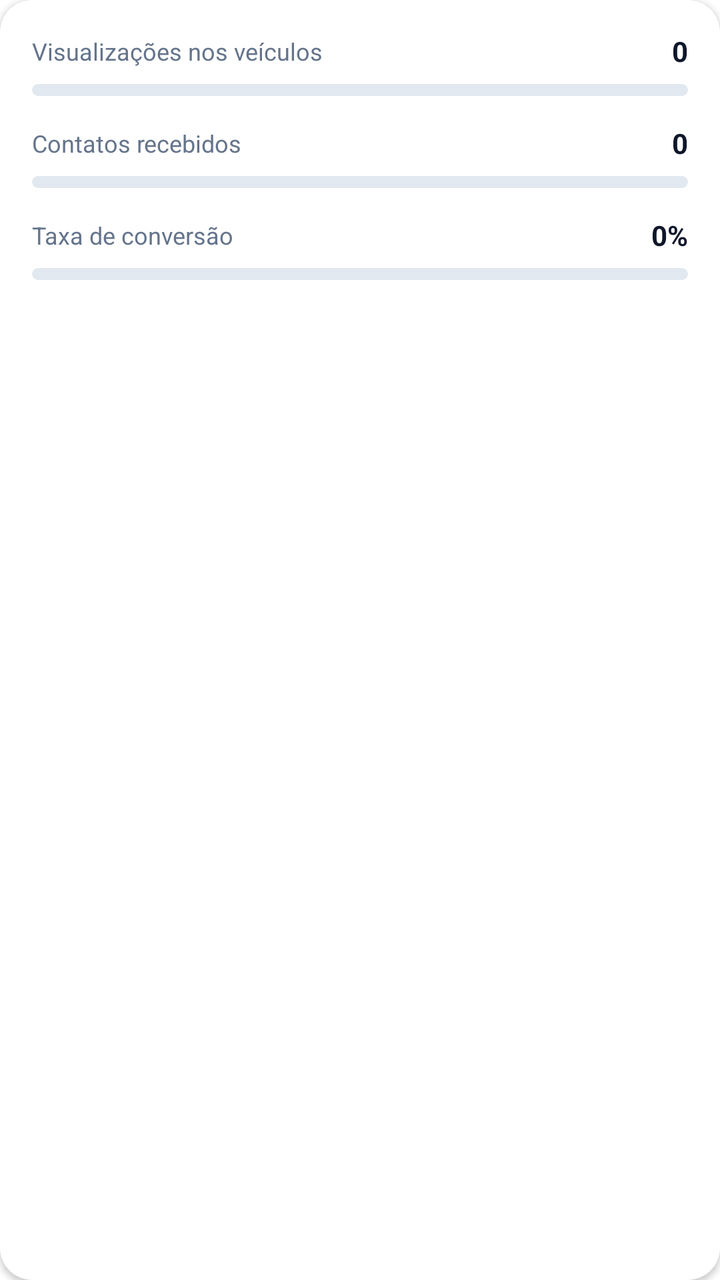
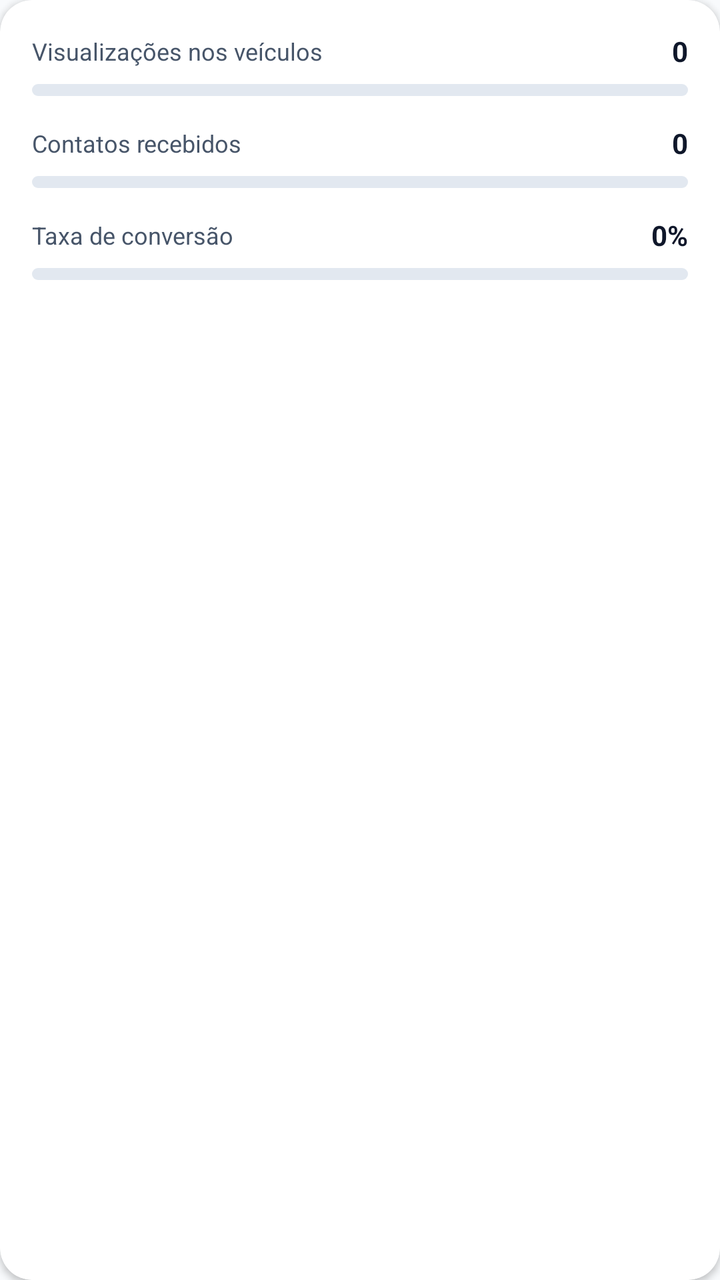

Compare the two renders of this Android layout. The source of the first and the diff that turns it into the second are given below.
<!-- AndroidManifest.xml: application theme Theme.E_goodApp -->
<!-- res/layout/section_dealer_performance.xml -->
<?xml version="1.0" encoding="utf-8"?>
<com.google.android.material.card.MaterialCardView xmlns:android="http://schemas.android.com/apk/res/android"
    xmlns:app="http://schemas.android.com/apk/res-auto"
    android:layout_width="match_parent" android:layout_height="wrap_content"
    android:layout_marginStart="20dp" android:layout_marginEnd="20dp"
    android:layout_marginTop="12dp" android:layout_marginBottom="16dp"
    app:cardCornerRadius="16dp" app:cardElevation="2dp" app:cardBackgroundColor="#FFFFFF">
    <LinearLayout android:layout_width="match_parent" android:layout_height="wrap_content"
        android:orientation="vertical" android:padding="16dp">
        <LinearLayout android:layout_width="match_parent" android:layout_height="wrap_content" android:gravity="center_vertical">
            <TextView android:layout_width="0dp" android:layout_height="wrap_content" android:layout_weight="1"
                android:text="Visualizações nos veículos" android:textSize="12sp" android:textColor="#64748B" />
            <TextView android:id="@+id/tvDashboardViews" android:layout_width="wrap_content" android:layout_height="wrap_content"
                android:text="0" android:textSize="14sp" android:textStyle="bold" android:textColor="#0F172A" />
        </LinearLayout>
        <com.google.android.material.progressindicator.LinearProgressIndicator
            android:id="@+id/progressDashboardViews" android:layout_width="match_parent" android:layout_height="wrap_content"
            android:layout_marginTop="7dp" android:max="10" android:progress="0"
            app:indicatorColor="#0D9488" app:trackColor="#E2E8F0" app:trackCornerRadius="3dp" app:trackThickness="6dp" />
        <LinearLayout android:layout_width="match_parent" android:layout_height="wrap_content"
            android:layout_marginTop="14dp" android:gravity="center_vertical">
            <TextView android:layout_width="0dp" android:layout_height="wrap_content" android:layout_weight="1"
                android:text="Contatos recebidos" android:textSize="12sp" android:textColor="#64748B" />
            <TextView android:id="@+id/tvDashboardMonthlyContacts" android:layout_width="wrap_content" android:layout_height="wrap_content"
                android:text="0" android:textSize="14sp" android:textStyle="bold" android:textColor="#0F172A" />
        </LinearLayout>
        <com.google.android.material.progressindicator.LinearProgressIndicator
            android:id="@+id/progressDashboardContacts" android:layout_width="match_parent" android:layout_height="wrap_content"
            android:layout_marginTop="7dp" android:max="10" android:progress="0"
            app:indicatorColor="#0D9488" app:trackColor="#E2E8F0" app:trackCornerRadius="3dp" app:trackThickness="6dp" />
        <LinearLayout android:layout_width="match_parent" android:layout_height="wrap_content"
            android:layout_marginTop="14dp" android:gravity="center_vertical">
            <TextView android:layout_width="0dp" android:layout_height="wrap_content" android:layout_weight="1"
                android:text="Taxa de conversão" android:textSize="12sp" android:textColor="#64748B" />
            <TextView android:id="@+id/tvDashboardConversion" android:layout_width="wrap_content" android:layout_height="wrap_content"
                android:text="0%" android:textSize="14sp" android:textStyle="bold" android:textColor="#0F172A" />
        </LinearLayout>
        <com.google.android.material.progressindicator.LinearProgressIndicator
            android:id="@+id/progressDashboardConversion" android:layout_width="match_parent" android:layout_height="wrap_content"
            android:layout_marginTop="7dp" android:max="100" android:progress="0"
            app:indicatorColor="#0D9488" app:trackColor="#E2E8F0" app:trackCornerRadius="3dp" app:trackThickness="6dp" />
    </LinearLayout>
</com.google.android.material.card.MaterialCardView>
<!-- resources referenced by this layout -->
<resources>
  <style name="Theme.E_goodApp" parent="Theme.MaterialComponents.DayNight.NoActionBar">
          
          <item name="colorPrimary">@color/primary</item>
          <item name="colorPrimaryDark">@color/primary_dark</item>
          <item name="colorAccent">@color/primary</item>
      </style>
  <color name="primary">#0ABFBC</color>
  <color name="primary_dark">#008B7A</color>
</resources>

<!-- the commit's change to res/layout/section_dealer_performance.xml (unified diff, before → after) -->
@@ -4,40 +4,40 @@
     android:layout_width="match_parent" android:layout_height="wrap_content"
     android:layout_marginStart="20dp" android:layout_marginEnd="20dp"
     android:layout_marginTop="12dp" android:layout_marginBottom="16dp"
-    app:cardCornerRadius="16dp" app:cardElevation="2dp" app:cardBackgroundColor="#FFFFFF">
+    app:cardCornerRadius="16dp" app:cardElevation="2dp" app:cardBackgroundColor="@color/app_surface">
     <LinearLayout android:layout_width="match_parent" android:layout_height="wrap_content"
         android:orientation="vertical" android:padding="16dp">
         <LinearLayout android:layout_width="match_parent" android:layout_height="wrap_content" android:gravity="center_vertical">
             <TextView android:layout_width="0dp" android:layout_height="wrap_content" android:layout_weight="1"
-                android:text="Visualizações nos veículos" android:textSize="12sp" android:textColor="#64748B" />
+                android:text="Visualizações nos veículos" android:textSize="12sp" android:textColor="@color/app_text_secondary" />
             <TextView android:id="@+id/tvDashboardViews" android:layout_width="wrap_content" android:layout_height="wrap_content"
-                android:text="0" android:textSize="14sp" android:textStyle="bold" android:textColor="#0F172A" />
+                android:text="0" android:textSize="14sp" android:textStyle="bold" android:textColor="@color/app_text_primary" />
         </LinearLayout>
         <com.google.android.material.progressindicator.LinearProgressIndicator
             android:id="@+id/progressDashboardViews" android:layout_width="match_parent" android:layout_height="wrap_content"
             android:layout_marginTop="7dp" android:max="10" android:progress="0"
-            app:indicatorColor="#0D9488" app:trackColor="#E2E8F0" app:trackCornerRadius="3dp" app:trackThickness="6dp" />
+            app:indicatorColor="#0D9488" app:trackColor="@color/app_stroke" app:trackCornerRadius="3dp" app:trackThickness="6dp" />
         <LinearLayout android:layout_width="match_parent" android:layout_height="wrap_content"
             android:layout_marginTop="14dp" android:gravity="center_vertical">
             <TextView android:layout_width="0dp" android:layout_height="wrap_content" android:layout_weight="1"
-                android:text="Contatos recebidos" android:textSize="12sp" android:textColor="#64748B" />
+                android:text="Contatos recebidos" android:textSize="12sp" android:textColor="@color/app_text_secondary" />
             <TextView android:id="@+id/tvDashboardMonthlyContacts" android:layout_width="wrap_content" android:layout_height="wrap_content"
-                android:text="0" android:textSize="14sp" android:textStyle="bold" android:textColor="#0F172A" />
+                android:text="0" android:textSize="14sp" android:textStyle="bold" android:textColor="@color/app_text_primary" />
         </LinearLayout>
         <com.google.android.material.progressindicator.LinearProgressIndicator
             android:id="@+id/progressDashboardContacts" android:layout_width="match_parent" android:layout_height="wrap_content"
             android:layout_marginTop="7dp" android:max="10" android:progress="0"
-            app:indicatorColor="#0D9488" app:trackColor="#E2E8F0" app:trackCornerRadius="3dp" app:trackThickness="6dp" />
+            app:indicatorColor="#0D9488" app:trackColor="@color/app_stroke" app:trackCornerRadius="3dp" app:trackThickness="6dp" />
         <LinearLayout android:layout_width="match_parent" android:layout_height="wrap_content"
             android:layout_marginTop="14dp" android:gravity="center_vertical">
             <TextView android:layout_width="0dp" android:layout_height="wrap_content" android:layout_weight="1"
-                android:text="Taxa de conversão" android:textSize="12sp" android:textColor="#64748B" />
+                android:text="Taxa de conversão" android:textSize="12sp" android:textColor="@color/app_text_secondary" />
             <TextView android:id="@+id/tvDashboardConversion" android:layout_width="wrap_content" android:layout_height="wrap_content"
-                android:text="0%" android:textSize="14sp" android:textStyle="bold" android:textColor="#0F172A" />
+                android:text="0%" android:textSize="14sp" android:textStyle="bold" android:textColor="@color/app_text_primary" />
         </LinearLayout>
         <com.google.android.material.progressindicator.LinearProgressIndicator
             android:id="@+id/progressDashboardConversion" android:layout_width="match_parent" android:layout_height="wrap_content"
             android:layout_marginTop="7dp" android:max="100" android:progress="0"
-            app:indicatorColor="#0D9488" app:trackColor="#E2E8F0" app:trackCornerRadius="3dp" app:trackThickness="6dp" />
+            app:indicatorColor="#0D9488" app:trackColor="@color/app_stroke" app:trackCornerRadius="3dp" app:trackThickness="6dp" />
     </LinearLayout>
 </com.google.android.material.card.MaterialCardView>
<!-- resource entries referenced after the edit -->
@@ -1,12 +1,23 @@
 <!-- resources referenced by this layout -->
 <resources>
+  <color name="app_stroke">#E2E8F0</color>
+  <color name="app_surface">#FFFFFF</color>
+  <color name="app_text_primary">#0F172A</color>
+  <color name="app_text_secondary">#475569</color>
   <style name="Theme.E_goodApp" parent="Theme.MaterialComponents.DayNight.NoActionBar">
           
           <item name="colorPrimary">@color/primary</item>
           <item name="colorPrimaryDark">@color/primary_dark</item>
           <item name="colorAccent">@color/primary</item>
+          <item name="android:colorBackground">@color/app_background</item>
+          <item name="colorSurface">@color/app_surface</item>
+          <item name="android:navigationBarColor">@color/app_surface</item>
+          <item name="android:statusBarColor">@color/app_surface</item>
+          <item name="android:windowLightStatusBar">true</item>
+          <item name="android:windowLightNavigationBar" tools:targetApi="27">true</item>
       </style>
   <color name="primary">#0ABFBC</color>
   <color name="primary_dark">#008B7A</color>
+  <color name="app_background">#F8FAFC</color>
 </resources>
 
